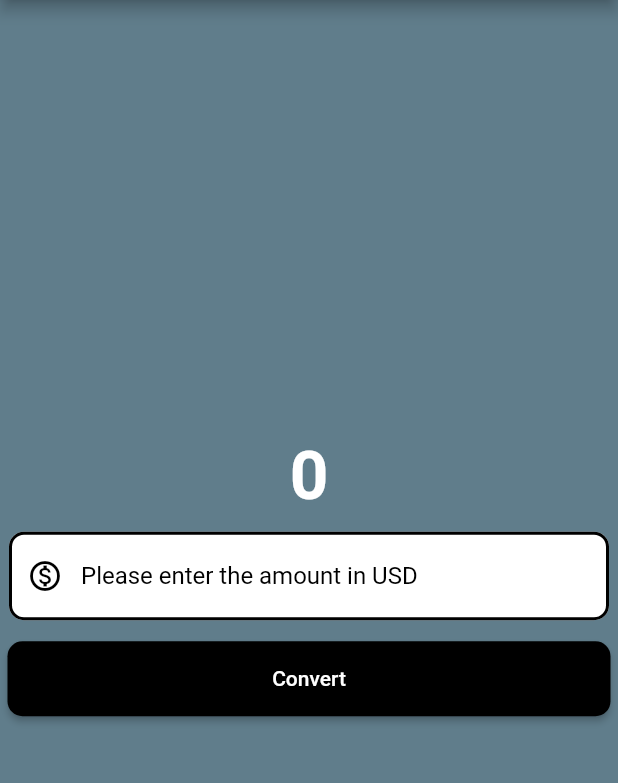
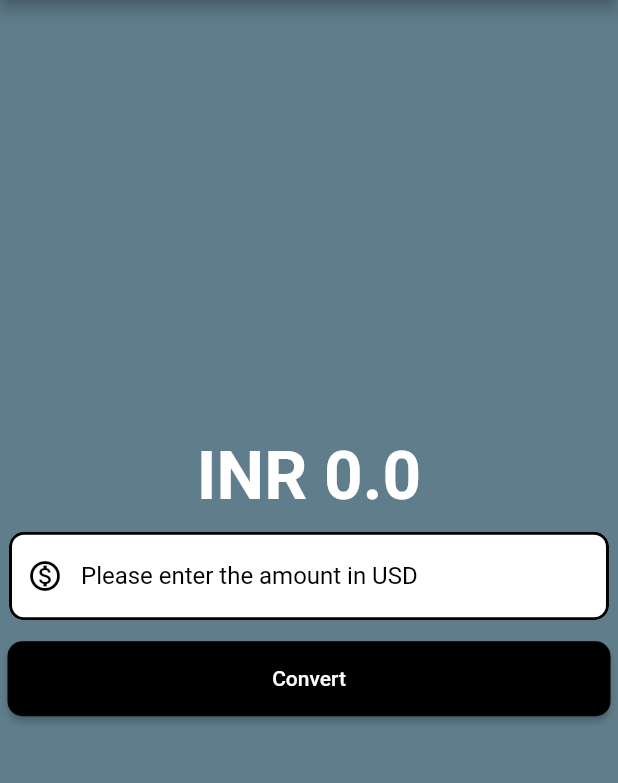
Before and after one commit to harshverma036/currency-converter-flutter, a Flutter app: the screen it shows after launch, after a tap on "Convert", on a phone screen of 412 x 824 dp, the part 84-867 px from its top. Run offline on Flutter 3.47's test engine with Material 2 defaults, Android fonts, the phone set to English and light mode, and no system bars.

Commit message:
functionality done

```diff
--- a/lib/pages/currency_converter_page.dart
+++ b/lib/pages/currency_converter_page.dart
@@ -1,12 +1,20 @@
 import 'package:flutter/foundation.dart';
 import 'package:flutter/material.dart';
 
-class CurrencyConverterPage extends StatelessWidget {
+class CurrencyConverterPage extends StatefulWidget {
   const CurrencyConverterPage({super.key});
 
   @override
+  State<CurrencyConverterPage> createState() => _CurrencyConverterPageState();
+}
+
+class _CurrencyConverterPageState extends State<CurrencyConverterPage> {
+  double result = 0;
+  TextEditingController textEditingController = TextEditingController();
+
+  @override
   Widget build(BuildContext context) {
-    final border = OutlineInputBorder(
+    const border = OutlineInputBorder(
       // Color(AxAARRGGBB)
       borderSide: BorderSide(
         color: Colors.black,
@@ -31,9 +39,9 @@ class CurrencyConverterPage extends StatelessWidget {
           children: [
             Container(
               margin: const EdgeInsets.all(5),
-              child: const Text(
-                "0",
-                style: TextStyle(
+              child: Text(
+                'INR $result',
+                style: const TextStyle(
                   fontSize: 45,
                   fontWeight: FontWeight.bold,
                   color: Color.fromARGB(255, 255, 255, 255),
@@ -44,18 +52,19 @@ class CurrencyConverterPage extends StatelessWidget {
               padding: const EdgeInsets.all(6),
               margin: const EdgeInsets.only(bottom: 3),
               child: TextField(
+                controller: textEditingController,
                 style: const TextStyle(
                   color: Colors.black,
                 ),
                 keyboardType: const TextInputType.numberWithOptions(
                   decimal: true,
                 ),
-                decoration: InputDecoration(
+                decoration: const InputDecoration(
                   hintText: "Please enter the amount in USD",
-                  hintStyle: const TextStyle(
+                  hintStyle: TextStyle(
                     color: Colors.black,
                   ),
-                  prefixIcon: const Icon(
+                  prefixIcon: Icon(
                     Icons.monetization_on_outlined,
                   ),
                   prefixIconColor: Colors.black,
@@ -79,9 +88,9 @@ class CurrencyConverterPage extends StatelessWidget {
                 ),
                 onPressed: () {
                   // debug, release, profile
-                  if (kDebugMode) {
-                    print("clicked convert");
-                  }
+                  setState(() {
+                    result = double.parse(textEditingController.text) * 82;
+                  });
                 },
                 child: const Text("Convert"),
               ),
```
